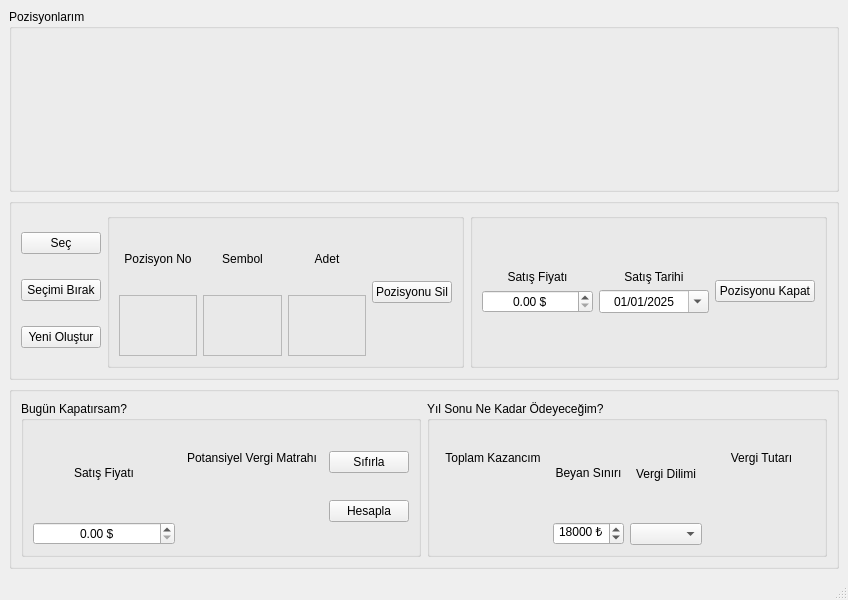
cihansenyuz/tax-calc, file gui/mainwindow.ui: the form before one commit.
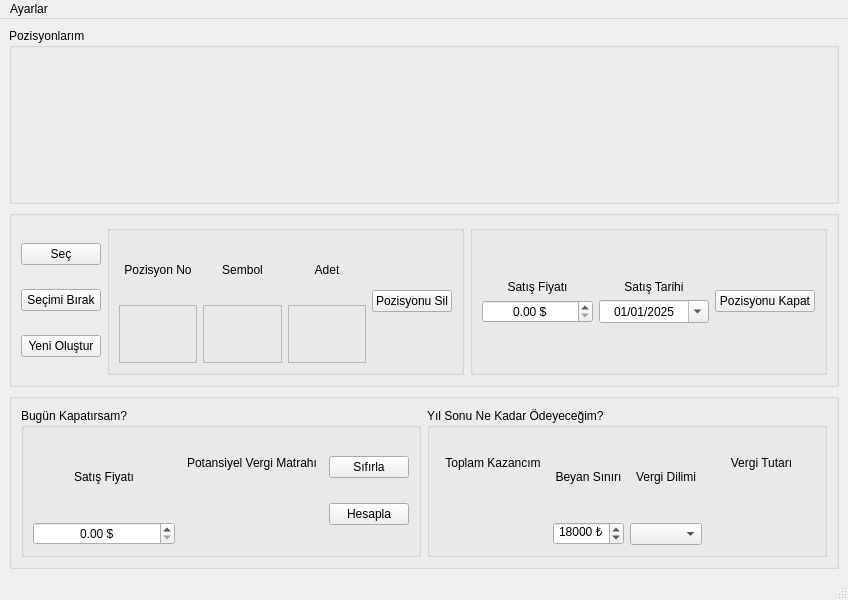
The form after the commit.

Commit message: feat: add EVDS key management functionality in main window

Patch:
```diff
--- a/gui/mainwindow.ui
+++ b/gui/mainwindow.ui
@@ -528,6 +528,13 @@
      <height>23</height>
     </rect>
    </property>
+   <widget class="QMenu" name="menuAyarlar">
+    <property name="title">
+     <string>Ayarlar</string>
+    </property>
+    <addaction name="actionEVDSKey"/>
+   </widget>
+   <addaction name="menuAyarlar"/>
   </widget>
   <widget class="QStatusBar" name="statusbar"/>
  </widget>
```
Left out of the diff: 5 changed lines with no effect on the pictures. The commit also changes 1 other file.
